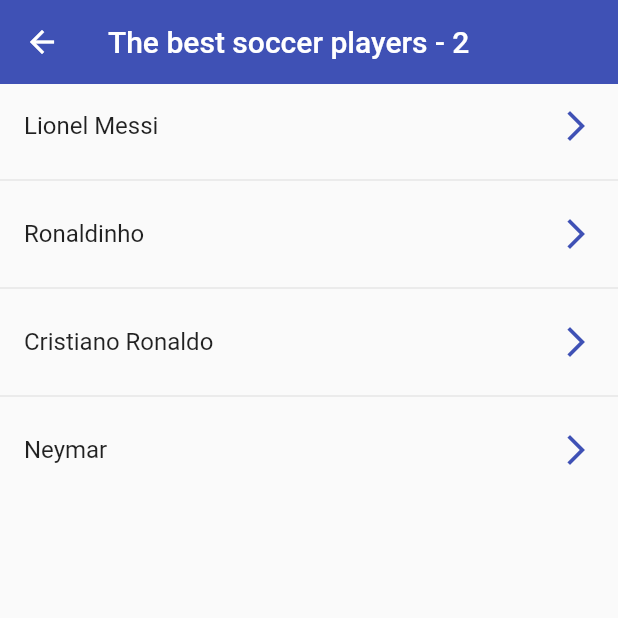
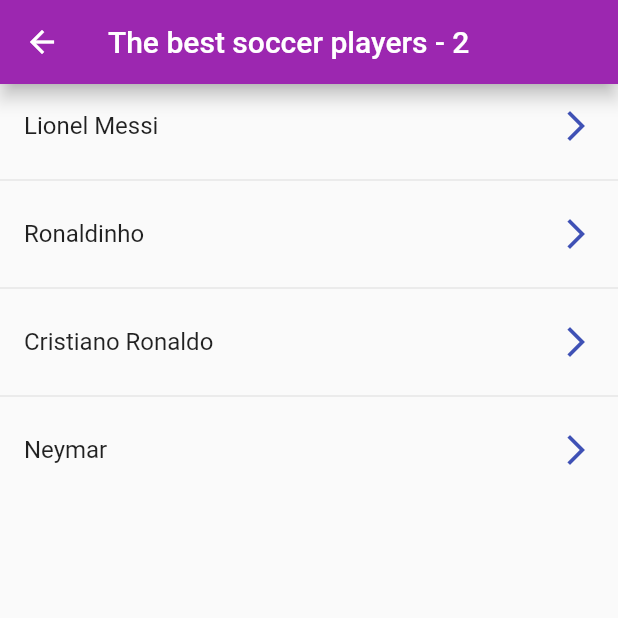
Before and after one commit to leinerdev/flutter-components, a Flutter app: the Listview2Screen screen opened by its route, on a phone screen of 412 x 824 dp, the top half of it. Run offline on Flutter 3.47's test engine with Material 2 defaults, Android fonts, the phone set to English and light mode, and no system bars.

Commit message:
Routes and custom cards

```diff
--- /dev/null
+++ b/lib/models/menu_options.dart
@@ -0,0 +1,15 @@
+import 'package:flutter/material.dart' show IconData, Widget;
+
+class MenuOption {
+  final String route;
+  final IconData icon;
+  final String name;
+  final Widget screen;
+
+  MenuOption({
+    required this.route,
+    required this.icon,
+    required this.name,
+    required this.screen
+  });
+}
--- /dev/null
+++ b/lib/models/models.dart
@@ -0,0 +1 @@
+export 'package:fl_components/models/menu_options.dart';
--- /dev/null
+++ b/lib/router/app_routes.dart
@@ -0,0 +1,53 @@
+import 'package:flutter/material.dart';
+
+import 'package:fl_components/models/models.dart';
+import '../screens/screens.dart';
+
+class AppRoutes {
+  static const initialRoute = 'home';
+  static final menuOptions = <MenuOption>[
+    MenuOption(
+        route: 'home',
+        name: 'Home Screen',
+        screen: const HomeScreen(),
+        icon: Icons.home),
+    MenuOption(
+        route: 'listview1',
+        name: 'Listview tipo 1',
+        screen: const Listview1Screen(),
+        icon: Icons.list),
+    MenuOption(
+        route: 'listview2',
+        name: 'Listview tipo 2',
+        screen: const Listview2Screen(),
+        icon: Icons.list_alt_outlined),
+    MenuOption(
+        route: 'alert',
+        name: 'Alertas',
+        screen: const AlertScreen(),
+        icon: Icons.add_alert),
+    MenuOption(
+        route: 'card',
+        name: 'Alertas -Cards',
+        screen: const CardScreen(),
+        icon: Icons.credit_card)
+  ];
+  static Map<String, Widget Function(BuildContext)> getAppRoutes() {
+    Map<String, Widget Function(BuildContext)> appRoutes = {};
+    for (final option in menuOptions) {
+      appRoutes.addAll({option.route: (BuildContext context) => option.screen});
+    }
+    return appRoutes;
+  }
+
+  // static Map<String, Widget Function(BuildContext)> routes = {
+  //   'home': (BuildContext context) => const HomeScreen(),
+  //   'listview1': (BuildContext context) => const Listview1Screen(),
+  //   'listview2': (BuildContext context) => const Listview2Screen(),
+  //   'alert': (BuildContext context) => const AlertScreen(),
+  //   'card': (BuildContext context) => const CardScreen(),
+  // };
+  static Route<dynamic> onGenerateRoute(RouteSettings settings) {
+    return MaterialPageRoute(builder: (context) => const AlertScreen());
+  }
+}
--- a/lib/screens/listview2_screen.dart
+++ b/lib/screens/listview2_screen.dart
@@ -15,8 +15,6 @@ class Listview2Screen extends StatelessWidget {
     return Scaffold(
         appBar: AppBar(
           title: const Text('The best soccer players - 2'),
-          elevation: 0,
-          backgroundColor: Colors.indigo,
         ),
         body: ListView.separated(
             itemBuilder: (context, index) => ListTile(
--- /dev/null
+++ b/lib/theme/app_theme.dart
@@ -0,0 +1,23 @@
+import 'package:flutter/material.dart';
+
+class AppTheme {
+  static const Color primary = Colors.purple;
+  static final ThemeData lightTheme = ThemeData.light().copyWith(
+      primaryColor: primary,
+      appBarTheme: const AppBarTheme(
+        color: primary,
+        elevation: 5,
+      ),
+      textButtonTheme: TextButtonThemeData(
+        style: TextButton.styleFrom(primary: primary)
+      )
+    );
+
+  static final ThemeData darkTheme = ThemeData.dark().copyWith(
+      primaryColor: primary,
+      appBarTheme: const AppBarTheme(
+        color: primary,
+        elevation: 5,
+      ),
+      scaffoldBackgroundColor: Colors.black26);
+}
--- /dev/null
+++ b/lib/widgets/widgets.dart
@@ -0,0 +1 @@
+export 'package:fl_components/widgets/custom_card_soccer_player.dart';
```
Also changed, not shown: lib/main.dart (+7 -9 lines), lib/screens/card_screen.dart (+16 -6 lines), lib/screens/home_screen.dart (+19 -6 lines), lib/widgets/custom_card_soccer_player.dart (added, +41 -0 lines).
